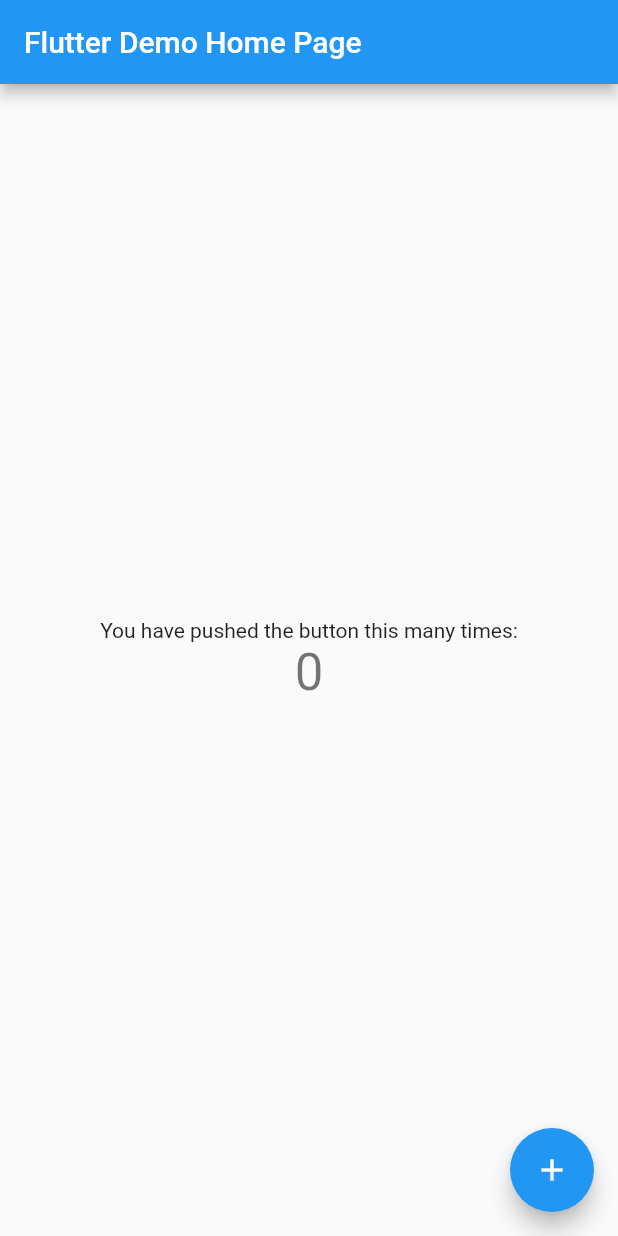
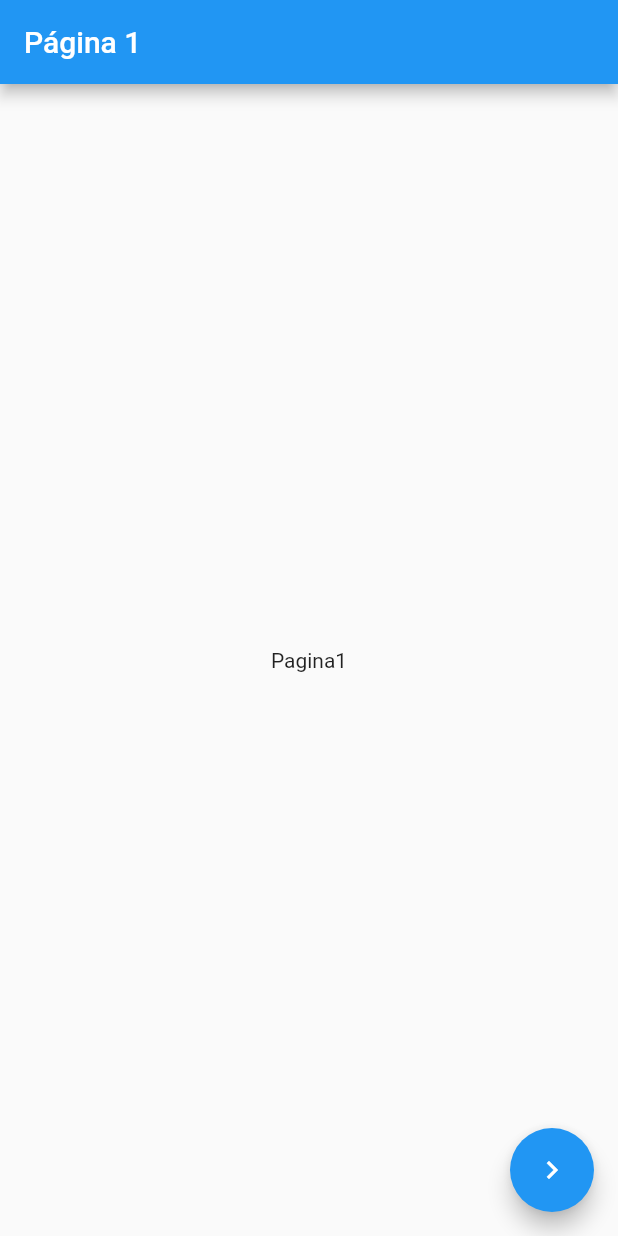
Before and after one commit to xavit/flutter_manejador_estados, a Flutter app: the screen it shows after launch, on a phone screen of 412 x 824 dp. Run offline on Flutter 3.47's test engine with Material 2 defaults, Android fonts, the phone set to English and light mode, and no system bars.

Commit message:
setup init ui

```diff
--- a/lib/main.dart
+++ b/lib/main.dart
@@ -1,115 +1,20 @@
 import 'package:flutter/material.dart';
+import 'package:flutter_singleton/pages/pagina1_page.dart';
+import 'package:flutter_singleton/pages/pagina2_page.dart';
 
-void main() {
-  runApp(const MyApp());
-}
+void main() => runApp(MyApp());
 
 class MyApp extends StatelessWidget {
-  const MyApp({super.key});
-
-  // This widget is the root of your application.
   @override
   Widget build(BuildContext context) {
     return MaterialApp(
-      title: 'Flutter Demo',
-      theme: ThemeData(
-        // This is the theme of your application.
-        //
-        // Try running your application with "flutter run". You'll see the
-        // application has a blue toolbar. Then, without quitting the app, try
-        // changing the primarySwatch below to Colors.green and then invoke
-        // "hot reload" (press "r" in the console where you ran "flutter run",
-        // or simply save your changes to "hot reload" in a Flutter IDE).
-        // Notice that the counter didn't reset back to zero; the application
-        // is not restarted.
-        primarySwatch: Colors.blue,
-      ),
-      home: const MyHomePage(title: 'Flutter Demo Home Page'),
+      title: 'Material App',
+      debugShowCheckedModeBanner: false,
+      initialRoute: 'pagina1',
+      routes: {
+        'pagina1': (_) => Pagina1Page(),
+        'pagina2': (_) => Pagina2Page(),
+      },
     );
   }
 }
-
-class MyHomePage extends StatefulWidget {
-  const MyHomePage({super.key, required this.title});
-
-  // This widget is the home page of your application. It is stateful, meaning
-  // that it has a State object (defined below) that contains fields that affect
-  // how it looks.
-
-  // This class is the configuration for the state. It holds the values (in this
-  // case the title) provided by the parent (in this case the App widget) and
-  // used by the build method of the State. Fields in a Widget subclass are
-  // always marked "final".
-
-  final String title;
-
-  @override
-  State<MyHomePage> createState() => _MyHomePageState();
-}
-
-class _MyHomePageState extends State<MyHomePage> {
-  int _counter = 0;
-
-  void _incrementCounter() {
-    setState(() {
-      // This call to setState tells the Flutter framework that something has
-      // changed in this State, which causes it to rerun the build method below
-      // so that the display can reflect the updated values. If we changed
-      // _counter without calling setState(), then the build method would not be
-      // called again, and so nothing would appear to happen.
-      _counter++;
-    });
-  }
-
-  @override
-  Widget build(BuildContext context) {
-    // This method is rerun every time setState is called, for instance as done
-    // by the _incrementCounter method above.
-    //
-    // The Flutter framework has been optimized to make rerunning build methods
-    // fast, so that you can just rebuild anything that needs updating rather
-    // than having to individually change instances of widgets.
-    return Scaffold(
-      appBar: AppBar(
-        // Here we take the value from the MyHomePage object that was created by
-        // the App.build method, and use it to set our appbar title.
-        title: Text(widget.title),
-      ),
-      body: Center(
-        // Center is a layout widget. It takes a single child and positions it
-        // in the middle of the parent.
-        child: Column(
-          // Column is also a layout widget. It takes a list of children and
-          // arranges them vertically. By default, it sizes itself to fit its
-          // children horizontally, and tries to be as tall as its parent.
-          //
-          // Invoke "debug painting" (press "p" in the console, choose the
-          // "Toggle Debug Paint" action from the Flutter Inspector in Android
-          // Studio, or the "Toggle Debug Paint" command in Visual Studio Code)
-          // to see the wireframe for each widget.
-          //
-          // Column has various properties to control how it sizes itself and
-          // how it positions its children. Here we use mainAxisAlignment to
-          // center the children vertically; the main axis here is the vertical
-          // axis because Columns are vertical (the cross axis would be
-          // horizontal).
-          mainAxisAlignment: MainAxisAlignment.center,
-          children: <Widget>[
-            const Text(
-              'You have pushed the button this many times:',
-            ),
-            Text(
-              '$_counter',
-              style: Theme.of(context).textTheme.headline4,
-            ),
-          ],
-        ),
-      ),
-      floatingActionButton: FloatingActionButton(
-        onPressed: _incrementCounter,
-        tooltip: 'Increment',
-        child: const Icon(Icons.add),
-      ), // This trailing comma makes auto-formatting nicer for build methods.
-    );
-  }
-}
--- /dev/null
+++ b/lib/pages/pagina1_page.dart
@@ -0,0 +1,21 @@
+import 'package:flutter/material.dart';
+
+class Pagina1Page extends StatelessWidget {
+  @override
+  Widget build(BuildContext context) {
+    return Scaffold(
+      appBar: AppBar(
+        title: const Text('Página 1'),
+      ),
+      body: const Center(
+        child: Text('Pagina1'),
+      ),
+      floatingActionButton: FloatingActionButton(
+        child: const Icon(Icons.navigate_next),
+        onPressed: () {
+          Navigator.pushNamed(context, 'pagina2');
+        },
+      ),
+    );
+  }
+}
```
Also changed, not shown: lib/pages/pagina2_page.dart (added, +15 -0 lines).
